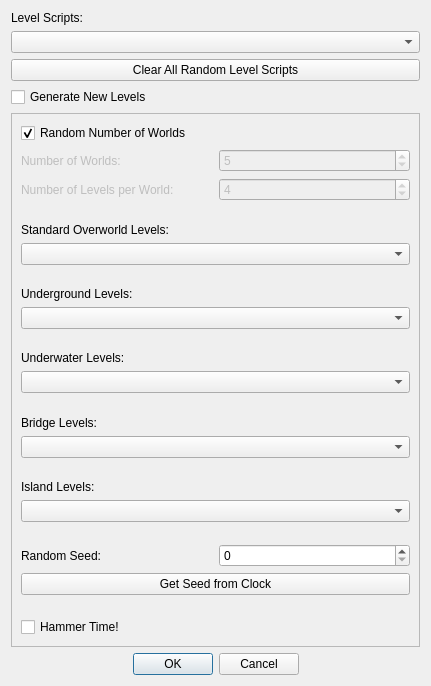
The window that SMB1/SMB1_Compliance_To_SMB1/Configure_Level_Form.ui (Coolcord/Level-Headed) describes before a commit, drawn with Qt 5.
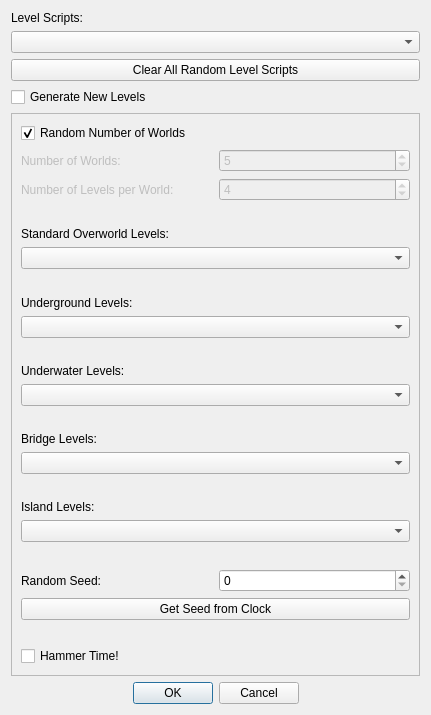
The same window after the commit.

```diff
--- a/SMB1/SMB1_Compliance_To_SMB1/Configure_Level_Form.ui
+++ b/SMB1/SMB1_Compliance_To_SMB1/Configure_Level_Form.ui
@@ -7,7 +7,7 @@
     <x>0</x>
     <y>0</y>
     <width>431</width>
-    <height>686</height>
+    <height>715</height>
    </rect>
   </property>
   <property name="windowTitle">
@@ -52,7 +52,7 @@
        <rect>
         <x>0</x>
         <y>0</y>
-        <width>390</width>
+        <width>407</width>
         <height>542</height>
        </rect>
       </property>
```
